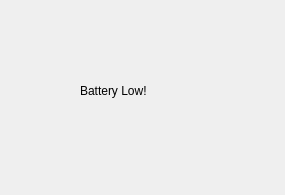
The window that ui/batterylowmessage.ui (Umar-J/Neureset-Feedback-EEG-Device) describes before a commit, drawn with Qt 5.
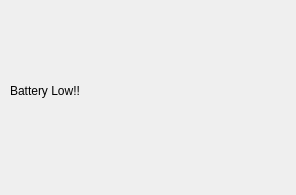
The same window after the commit.

What changed in the file:
```diff
--- a/ui/batterylowmessage.ui
+++ b/ui/batterylowmessage.ui
@@ -6,7 +6,7 @@
    <rect>
     <x>0</x>
     <y>0</y>
-    <width>285</width>
+    <width>296</width>
     <height>195</height>
    </rect>
   </property>
@@ -16,17 +16,20 @@
   <widget class="QLabel" name="label">
    <property name="geometry">
     <rect>
-     <x>80</x>
+     <x>10</x>
      <y>40</y>
-     <width>121</width>
+     <width>271</width>
      <height>101</height>
     </rect>
    </property>
    <property name="autoFillBackground">
     <bool>false</bool>
    </property>
+   <property name="styleSheet">
+    <string notr="true">font: 75 italic 29pt &quot;DejaVu Sans&quot;;</string>
+   </property>
    <property name="text">
-    <string>Battery Low!</string>
+    <string>Battery Low!!</string>
    </property>
   </widget>
  </widget>
```
